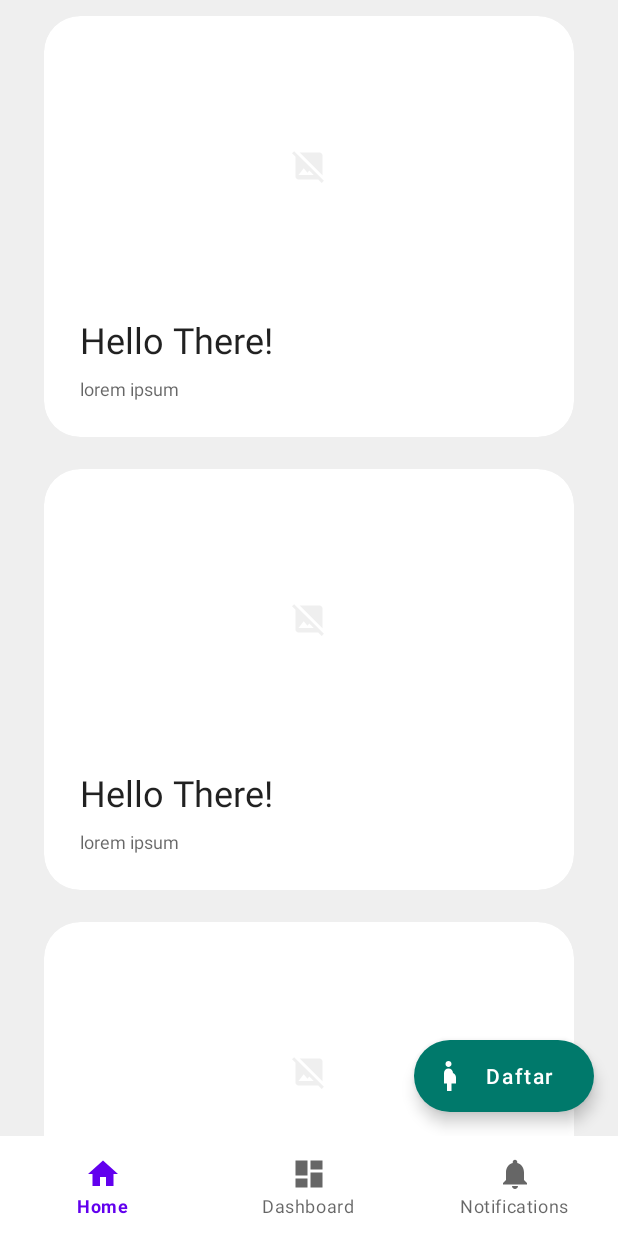
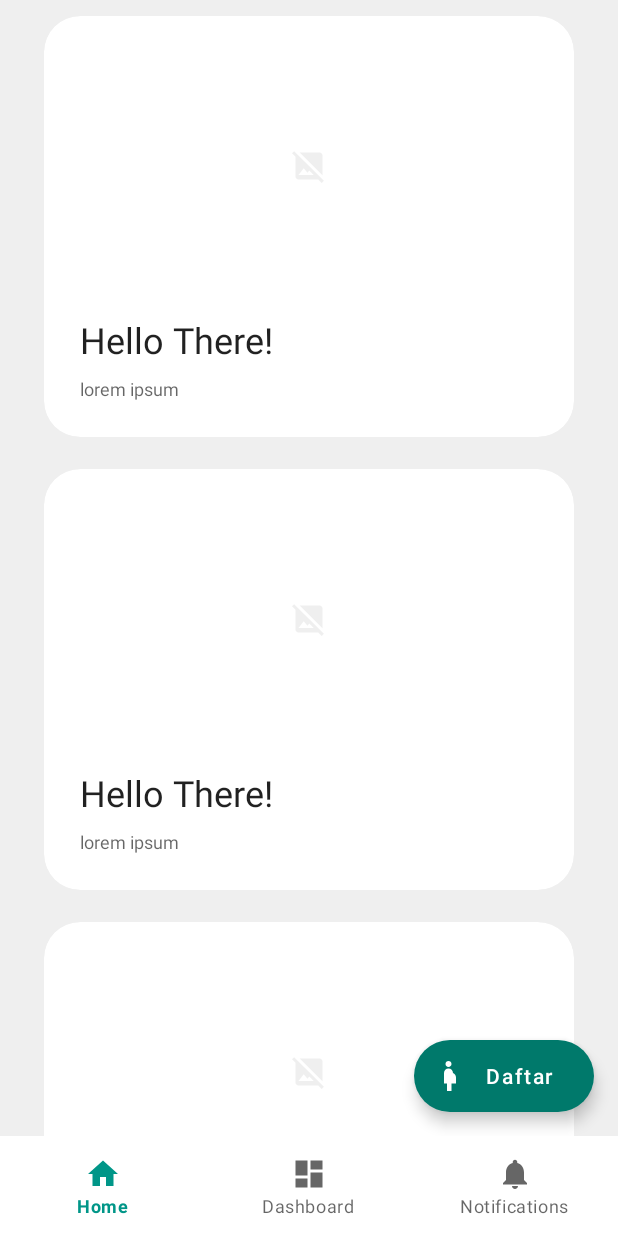
Before and after one commit to agriedd/kih-virtual-android-java, an Android app: the screen it shows after launch (MainActivity), on a phone screen of 412 x 824 dp. Run offline under Robolectric (Android 15) with nearby library versions, the phone set to English and light mode, and no system bars; our stand-ins replace Firebase (no records; nobody signed in at launch, a user with empty details on screens opened directly), Room's generated code, navigation-ui; libraries missing offline, so code that uses them is left out: com.alibaba.fastjson; 3 statements that could not run were skipped.

Commit message:
mengganti warna primary ke teal

```diff
--- a/app/src/main/res/values-night/themes.xml
+++ b/app/src/main/res/values-night/themes.xml
@@ -2,16 +2,21 @@
     <!-- Base application theme. -->
     <style name="Theme.KIHVirtual" parent="Theme.MaterialComponents.DayNight.NoActionBar">
         <!-- Primary brand color. -->
-        <item name="colorPrimary">@color/purple_200</item>
-        <item name="colorPrimaryVariant">@color/purple_700</item>
+        <item name="colorPrimary">@color/teal_200</item>
+        <item name="colorPrimaryVariant">@color/teal_700</item>
         <item name="colorOnPrimary">@color/black</item>
         <!-- Secondary brand color. -->
         <item name="colorSecondary">@color/teal_700</item>
-        <item name="colorSecondaryVariant">@color/teal_700</item>
+        <item name="colorSecondaryVariant">@color/teal_500</item>
         <item name="colorOnSecondary">@color/black</item>
         <!-- Status bar color. -->
         <item name="android:statusBarColor" tools:targetApi="l">?attr/backgroundColor</item>
         <!-- Customize your theme here. -->
+        <item name="cardViewStyle">@style/Style.KIHVirtual.Component.Cardview</item>
+    </style>
+
+    <style name="Style.KIHVirtual.Component.Cardview">
+        <item name="cardBackgroundColor">@color/black_900</item>
     </style>
 
     <style name="ThemeOverlay.KIHVirtual.FullscreenContainer" parent="">
--- a/app/src/main/res/values-v23/themes.xml
+++ b/app/src/main/res/values-v23/themes.xml
@@ -3,8 +3,8 @@
 
     <style name="Theme.KIHVirtual" parent="Theme.MaterialComponents.Light.NoActionBar">
 
-        <item name="colorPrimary">@color/purple_500</item>
-        <item name="colorPrimaryVariant">@color/purple_700</item>
+        <item name="colorPrimary">@color/teal_500</item>
+        <item name="colorPrimaryVariant">@color/teal_700</item>
         <item name="colorOnPrimary">@color/light</item>
         <item name="android:colorBackground">@color/light</item>
         <!-- Secondary brand color. -->
```
